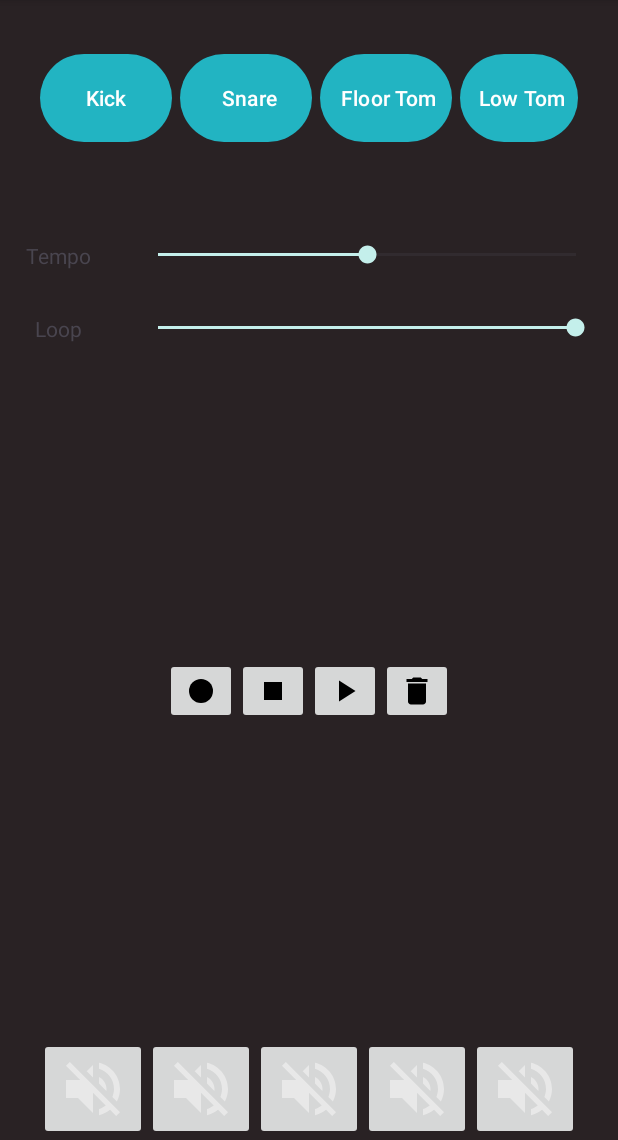
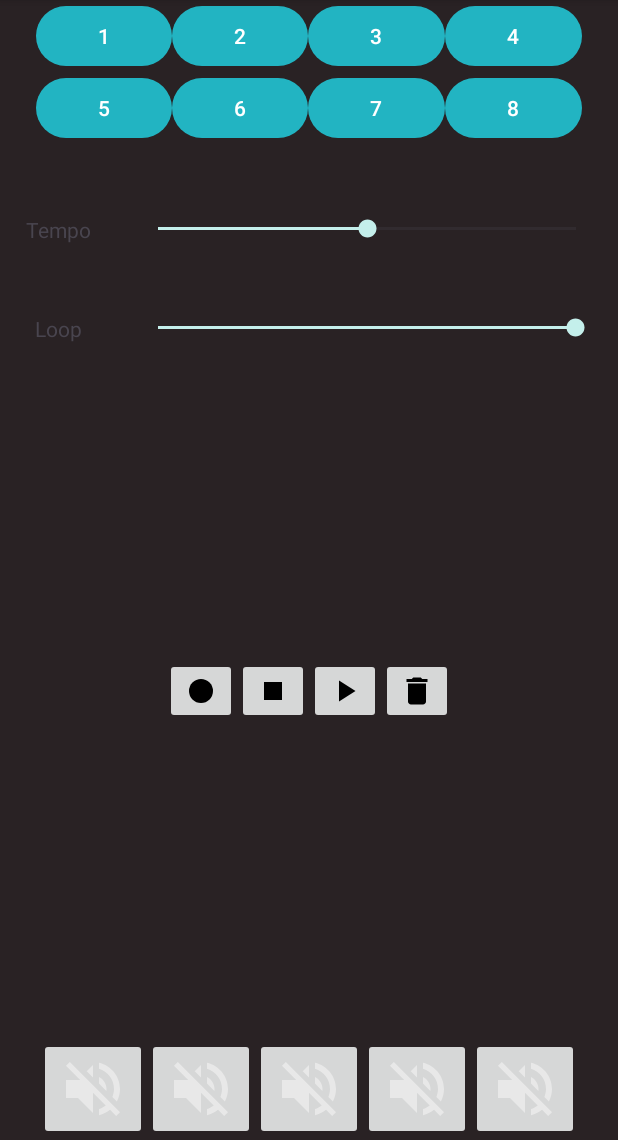
Before and after one commit to johncrawley/SuperSimpleSoundboard, an Android app: the screen it shows after launch (MainActivity), on a phone screen of 412 x 824 dp, the part 96-1236 px from its top. Run offline under Robolectric (Android 15) with nearby library versions, the phone set to English and light mode, and no system bars.

Commit message:
Added buttons in rows in the main xml, which play sounds via SoundHolder records, allowing the sound bank instance to be swapped out.

```diff
--- a/app/src/main/java/com/jacstuff/supersimplesoundboard/MainActivity.java
+++ b/app/src/main/java/com/jacstuff/supersimplesoundboard/MainActivity.java
@@ -6,6 +6,7 @@ import android.annotation.SuppressLint;
 import android.os.Bundle;
 import android.view.View;
 import android.view.ViewGroup;
+import android.widget.Button;
 import android.widget.ImageButton;
 import android.widget.LinearLayout;
 import android.widget.SeekBar;
@@ -13,9 +14,11 @@ import android.widget.SeekBar;
 import com.google.android.material.button.MaterialButton;
 import com.jacstuff.supersimplesoundboard.service.LoopPlayer;
 import com.jacstuff.supersimplesoundboard.service.LoopRecorder;
+import com.jacstuff.supersimplesoundboard.service.SoundHolder;
 import com.jacstuff.supersimplesoundboard.service.SoundPlayer;
 import com.jacstuff.supersimplesoundboard.view.LoopView;
 
+import java.util.ArrayList;
 import java.util.List;
 
 
@@ -27,8 +30,9 @@ public class MainActivity extends AppCompatActivity implements LoopView {
     private SoundBank soundBank;
     private LoopRecorder loopRecorder;
     private LoopPlayer loopPlayer;
+    private List<SoundHolder> soundHolders;
     private SeekBar loopProgressSeekBar;
-    private ImageButton recordButton, stopButton, playButton, clearButton;
+    private ImageButton recordButton, playButton, clearButton;
 
     @SuppressLint("ClickableViewAccessibility")
     @Override
@@ -44,7 +48,9 @@ public class MainActivity extends AppCompatActivity implements LoopView {
         loopPlayer = new LoopPlayer(loopRecorder, soundPlayer);
         loopPlayer.setLoopView(this);
         loadSounds();
-        setupMusicButtons();
+        // setupMusicButtons();
+        setupSoundHolders();
+        setupSoundButtons();
         setupRecordingButtons();
         setupMutedButtons();
         setupTempoSeekBar();
@@ -158,7 +164,7 @@ public class MainActivity extends AppCompatActivity implements LoopView {
 
     private void setupRecordingButtons(){
         recordButton = setupButton(R.id.recordButton, ()-> loopRecorder.startRecording());
-        stopButton = setupButton(R.id.stopButton, ()-> {
+        setupButton(R.id.stopButton, ()-> {
             loopRecorder.stopRecording();
             loopPlayer.stop();
         });
@@ -189,6 +195,44 @@ public class MainActivity extends AppCompatActivity implements LoopView {
         });
     }
 
+    private void setupSoundButtons(){
+        int[] ids = new int[]{R.id.soundButton1,
+                R.id.soundButton2,
+                R.id.soundButton3,
+                R.id.soundButton4,
+                R.id.soundButton5,
+                R.id.soundButton6,
+                R.id.soundButton7,
+                R.id.soundButton8};
+        for(int i=0; i< ids.length; i++){
+            setupButton(ids[i], i);
+        }
+    }
+
+
+    private void setupSoundHolders(){
+        soundHolders = new ArrayList<>();
+        for(Sound sound : soundBank.getSounds()){
+            soundHolders.add(new SoundHolder(sound));
+        }
+    }
+
+    @SuppressLint("ClickableViewAccessibility")
+    private void setupButton(int id, int index){
+        Button button = findViewById(id);
+        SoundHolder soundHolder = soundHolders.size() <= index ? null : soundHolders.get(index);
+        button.setPadding(-5,2,-5,2);
+        button.setOnClickListener(v -> {
+            if(soundHolder != null){
+                Sound sound = soundHolder.sound();
+                if(sound != null){
+                    soundPlayer.playSound(sound);
+                    loopRecorder.recordSound(sound.getButtonNumber());
+                }
+            }
+        });
+    }
+
 
     private void assignButtonLayout(){
         buttonParams = new LinearLayout.LayoutParams(ViewGroup.LayoutParams.WRAP_CONTENT,
--- a/app/src/main/java/com/jacstuff/supersimplesoundboard/SoundFactory.java
+++ b/app/src/main/java/com/jacstuff/supersimplesoundboard/SoundFactory.java
@@ -27,8 +27,7 @@ public class SoundFactory {
 
     private void addSoundBank(String bankName, String path, String soundNamesStr){
         SoundBank soundBank = new SoundBank(bankName);
-        String[] names = soundNamesStr.split(",");
-        for(String soundName : names){
+        for(String soundName : soundNamesStr.split(", ")){
             addTo(soundBank, path, soundName);
         }
         soundBanks.put(bankName, soundBank);
--- /dev/null
+++ b/app/src/main/java/com/jacstuff/supersimplesoundboard/service/SoundHolder.java
@@ -0,0 +1,6 @@
+package com.jacstuff.supersimplesoundboard.service;
+
+import com.jacstuff.supersimplesoundboard.Sound;
+
+public record SoundHolder(Sound sound) {
+}
--- a/app/src/main/java/com/jacstuff/supersimplesoundboard/service/SoundPlayer.java
+++ b/app/src/main/java/com/jacstuff/supersimplesoundboard/service/SoundPlayer.java
@@ -26,6 +26,9 @@ public class SoundPlayer {
 
 
     public void playSound(Sound sound){
+        if(sound == null){
+            return;
+        }
         soundPool.play(sound.getSoundPoolId(), 100,100, 1, 0,0.8f);
     }
 
--- a/app/src/main/res/layout/activity_main.xml
+++ b/app/src/main/res/layout/activity_main.xml
@@ -9,15 +9,86 @@
 
 
     <LinearLayout
+        tools:ignore="ButtonStyle"
         android:id="@+id/buttonLayout"
         android:layout_width="match_parent"
         android:layout_height="wrap_content"
         android:layout_marginHorizontal="24dp"
+        android:weightSum="4"
         app:layout_constraintEnd_toEndOf="parent"
         app:layout_constraintStart_toStartOf="parent"
         app:layout_constraintTop_toTopOf="parent"
+        app:layout_constraintBottom_toTopOf="@id/buttonLayoutRow2"
+        android:orientation="horizontal">
+
+        <Button
+            android:id="@+id/soundButton1"
+            android:layout_width="0dp"
+            android:layout_weight="1"
+            android:layout_height="wrap_content"
+            android:text="@string/sound_button_1"/>
+        <Button
+            android:id="@+id/soundButton2"
+            android:layout_width="0dp"
+            android:layout_weight="1"
+            android:layout_height="wrap_content"
+            android:text="@string/sound_button_2"/>
+        <Button
+            android:id="@+id/soundButton3"
+            android:layout_width="0dp"
+            android:layout_weight="1"
+            android:layout_height="wrap_content"
+            android:text="@string/sound_button_3"
+            />
+        <Button
+            android:id="@+id/soundButton4"
+            android:layout_width="0dp"
+            android:layout_weight="1"
+            android:layout_height="wrap_content"
+            android:text="@string/sound_button_4"/>
+
+    </LinearLayout>
+
+    <LinearLayout
+        tools:ignore="ButtonStyle"
+        android:id="@+id/buttonLayoutRow2"
+        android:layout_width="match_parent"
+        android:layout_height="wrap_content"
+        android:layout_marginHorizontal="24dp"
+        android:weightSum="4"
+        app:layout_constraintEnd_toEndOf="parent"
+        app:layout_constraintStart_toStartOf="parent"
+        app:layout_constraintTop_toBottomOf="@+id/buttonLayout"
         app:layout_constraintBottom_toTopOf="@id/buttonLayout2"
-        android:orientation="horizontal"/>
+        android:orientation="horizontal">
+
+        <Button
+            android:id="@+id/soundButton5"
+            android:layout_width="0dp"
+            android:layout_weight="1"
+            android:layout_height="wrap_content"
+            android:text="@string/sound_button_5"/>
+        <Button
+            android:id="@+id/soundButton6"
+            android:layout_width="0dp"
+            android:layout_weight="1"
+            android:layout_height="wrap_content"
+            android:text="@string/sound_button_6"/>
+        <Button
+            android:id="@+id/soundButton7"
+            android:layout_width="0dp"
+            android:layout_weight="1"
+            android:layout_height="wrap_content"
+            android:text="@string/sound_button_7"
+            />
+        <Button
+            android:id="@+id/soundButton8"
+            android:layout_width="0dp"
+            android:layout_weight="1"
+            android:layout_height="wrap_content"
+            android:text="@string/sound_button_8"/>
+
+    </LinearLayout>
 
 
     <LinearLayout
--- a/app/src/main/res/values/strings.xml
+++ b/app/src/main/res/values/strings.xml
@@ -6,4 +6,12 @@
     <string name="button_text_clear">Clear</string>
     <string name="seekbar_loop_progress_label">Loop</string>
     <string name="seekbar_loop_tempo_label">Tempo</string>
+    <string name="sound_button_1">1</string>
+    <string name="sound_button_2">2</string>
+    <string name="sound_button_3">3</string>
+    <string name="sound_button_4">4</string>
+    <string name="sound_button_5">5</string>
+    <string name="sound_button_6">6</string>
+    <string name="sound_button_7">7</string>
+    <string name="sound_button_8">8</string>
 </resources>
```
